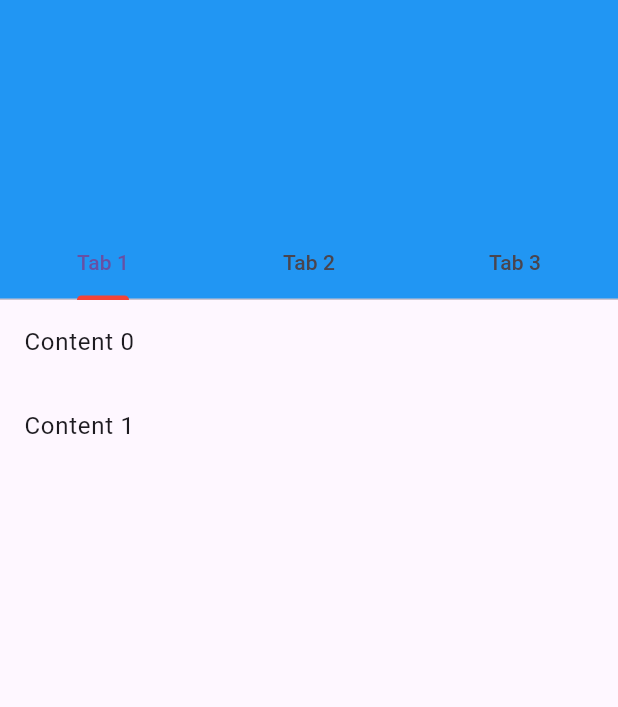
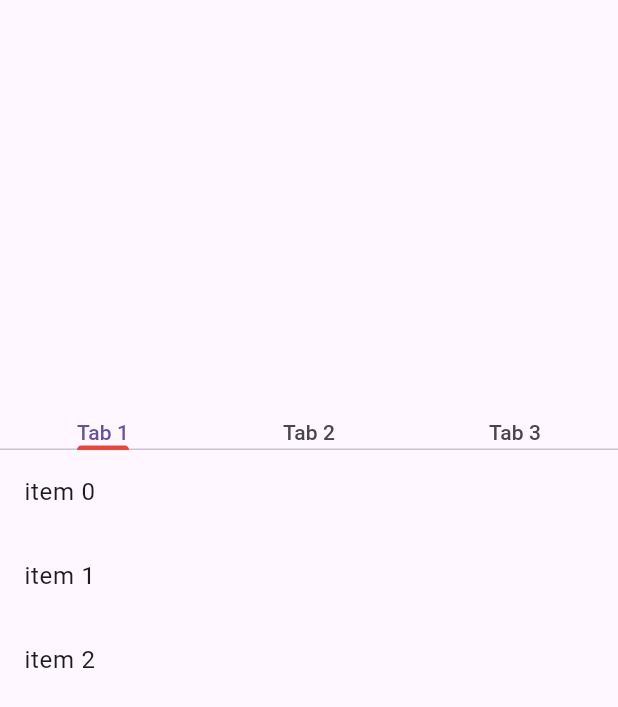
Before and after one commit to MrSolomonAccount/tabbar, a Flutter app: the screen it shows after launch, on a phone screen of 412 x 824 dp. Shown: the top 707 px of the screen. Run offline on Flutter 3.47's test engine with Material 3 defaults, Android fonts, the phone set to English and light mode, and no system bars.

Commit message:
more work

```diff
--- a/lib/main.dart
+++ b/lib/main.dart
@@ -1,87 +1,82 @@
-import 'package:autoscale_tabbarview/autoscale_tabbarview.dart';
 import 'package:flutter/material.dart';
-void main()=>runApp(const MyApp());
+void main() => runApp(const MyApp());
+
 class MyApp extends StatelessWidget {
   const MyApp({super.key});
-
   @override
   Widget build(BuildContext context) {
     return const MaterialApp(
-    //showSemanticsDebugger: true,
-      home: HomePage()
-    );
+      home:  HomePage());
   }
 }
+
 class HomePage extends StatefulWidget {
   const HomePage({super.key});
-
   @override
   State<HomePage> createState() => _HomePageState();
 }
 
-class _HomePageState extends State<HomePage> with TickerProviderStateMixin{
+class _HomePageState extends State<HomePage> with TickerProviderStateMixin {
  late TabController tabController;
-  int tabIndex=0;
-overflowContent(){
-  return Column(children: [
-    for(int i=0; i<100; i++)Text("Content $i")
-    ]);
-  }
-
+ List<int> childCount=[3,3,100];
  @override
  void initState() {
     // TODO: implement initState
     super.initState();
     tabController=TabController(length: 3, vsync: this);
-  tabController.addListener(() => setState(() {
+  }
+  scrollOrNot({required int numOfChildren}){
+    print("number of children is $numOfChildren in scrollornot");
 
-  }));
+    if(numOfChildren<8){ return const NeverScrollableScrollPhysics();}
+    else{return const AlwaysScrollableScrollPhysics();}
   }
   @override
   Widget build(BuildContext context) {
-    return  Scaffold(
-
-      body:
-      CustomScrollView(
-        slivers: [
+    return  NestedScrollView(
+headerSliverBuilder:(context, innerBoxIsScrolled)=>[
  SliverAppBar(
-            flexibleSpace: Container(color: Colors.blue,),
-            expandedHeight: 200,
-            backgroundColor: Colors.blue,
-            bottom:TabBar(
-
+  expandedHeight: 300,
+  floating: true,
+  bottom: TabBar(
+    onTap: (value){
+     setState(() {
+      tabController.index=value;
+     });
+    },
     controller: tabController,
     indicatorColor: Colors.red,
-              tabs: const [Tab(text:"Tab 1"), Tab(text:"Tab 2"), Tab(text:"Tab 3")]),
-          ),
+    tabs: const [Text("Tab 1"),Text("Tab 2"),Text("Tab 3")]),
+)
+],
+body: TabBarView(
+  controller: tabController,
+  children: [
+  TabContent(numOfChildren: childCount[0]),
+  TabContent(numOfChildren: childCount[1]),
+  TabContent(numOfChildren: childCount[2]),
 
 
+]),
+);
+  }
+}
 
+class TabContent extends StatelessWidget {
+  final int numOfChildren;
+  const TabContent({super.key, required this.numOfChildren});
+@override
+Widget build(BuildContext context){
+ print("in the class the num of children is $numOfChildren");
+  return Scaffold(body:
+  CustomScrollView(
+  physics: numOfChildren<5?const NeverScrollableScrollPhysics(): const AlwaysScrollableScrollPhysics(),
+    slivers:[
+   SliverList.builder(
+    itemCount: numOfChildren,
+    itemBuilder: (context, index)=> ListTile(title: Text("item $index"),))
 
-   SliverFillRemaining(
-      child:TabBarView(
-        controller: tabController,
-        children:  [
-                  ListView.builder(
-          itemCount:2 ,
-          itemBuilder: (_, index)=>ListTile(title: Text("Content $index"),)),
-                  ListView.builder(
-          itemCount:3 ,
-          itemBuilder: (_, index)=>ListTile(title: Text("Content $index"),)),
-
-Wrap(children: [overflowContent()],)
-  /*ListView.builder(
-      physics: null,
-          itemCount:50 ,
-          itemBuilder: (_, index)=>ListTile(title: Text("Content $index"),))
-    */
-        ]),
-    )
-
-        ],
-      ),
-
-
+  ])
   );
 
 }
--- a/pubspec.yaml
+++ b/pubspec.yaml
@@ -36,6 +36,7 @@ dependencies:
   # Use with the CupertinoIcons class for iOS style icons.
   cupertino_icons: ^1.0.2
   autoscale_tabbarview: ^1.0.2
+  flutter_swipe_detector: ^2.0.0
 
 dev_dependencies:
   flutter_test:
```
Also changed, not shown: pubspec.lock. Lines whose indentation alone changed are shown as unchanged.
